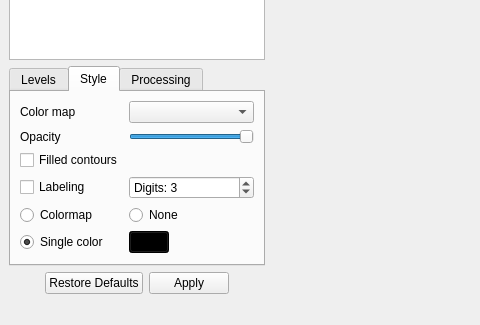
The window that pywerami/ui/pywerami.ui (ondrolexa/pywerami) describes before a commit, drawn with Qt 5; both pictures show x 0 to 480 and y 198 to 523 of the 754 by 523 pixel window.
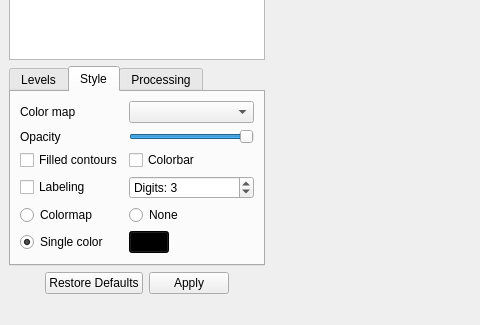
The same window after the commit. The open tabs and pages were chosen to show the change. Icons and pictures are not drawn.

Commit message:
colorbar implemented
github worflows used

The edit to the form file:
```diff
--- a/pywerami/ui/pywerami.ui
+++ b/pywerami/ui/pywerami.ui
@@ -281,6 +281,13 @@
               </property>
              </widget>
             </item>
+            <item row="2" column="1">
+             <widget class="QCheckBox" name="checkCBar">
+              <property name="text">
+               <string>Colorbar</string>
+              </property>
+             </widget>
+            </item>
            </layout>
           </widget>
           <widget class="QWidget" name="processtab">
```
Left out of the diff: 2 changed lines with no effect on the pictures. The commit also changes 23 other files.
